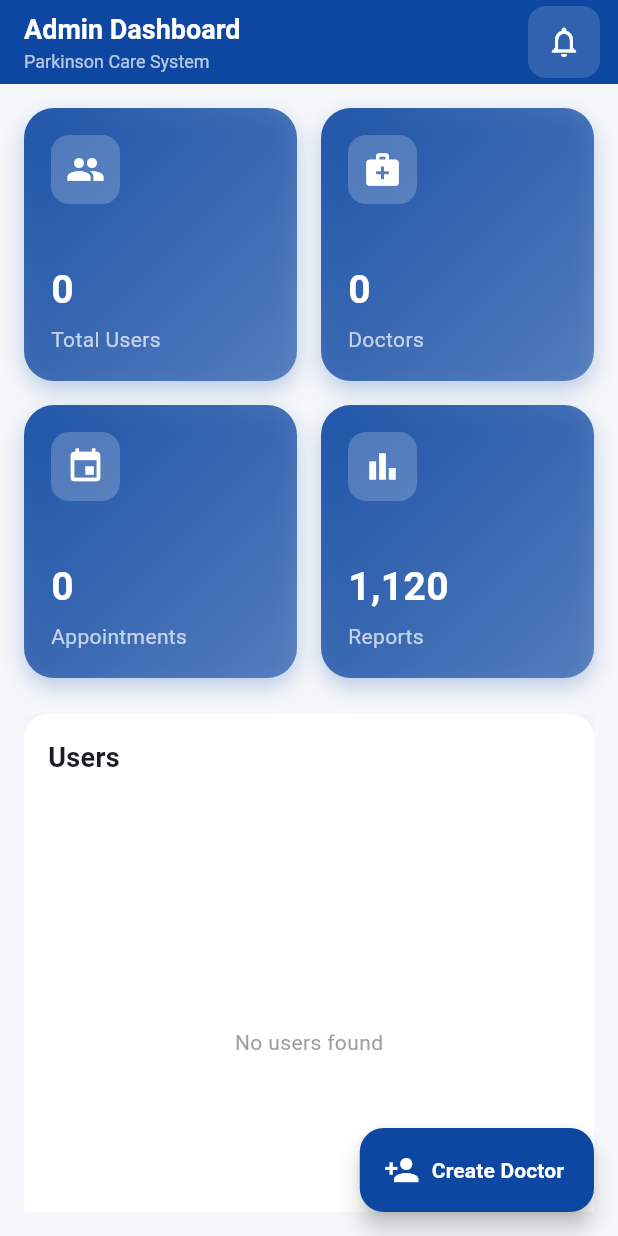
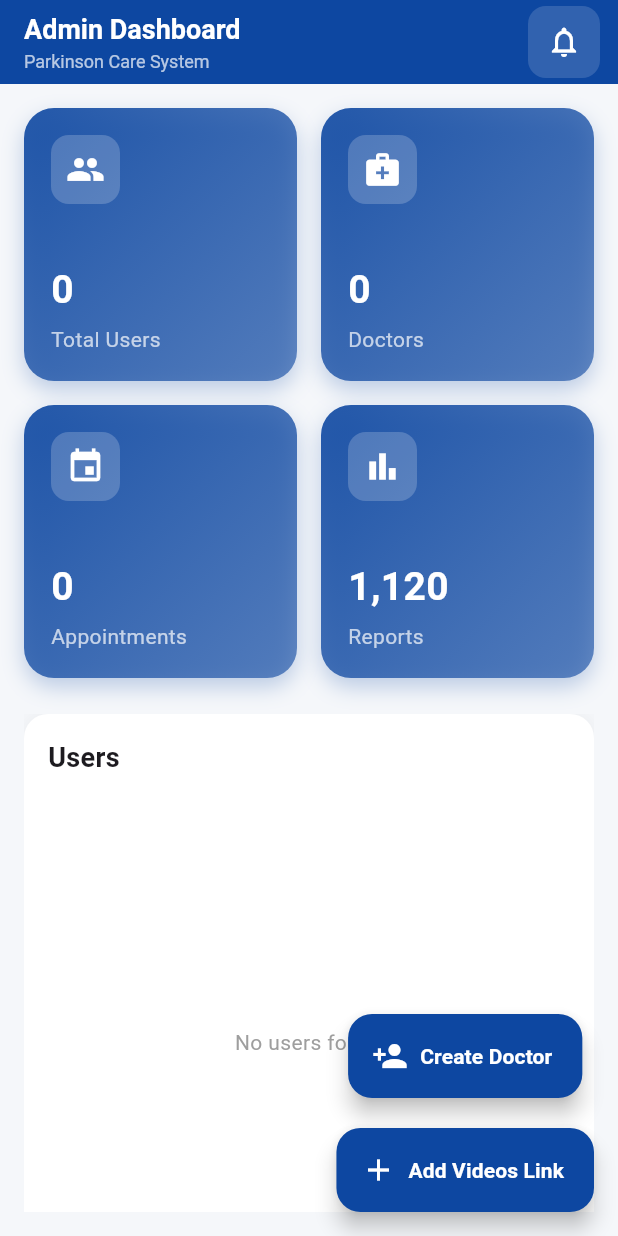
Before and after one commit to qusaijamous12/parkinson_admin, a Flutter app: the HomeScreen screen opened directly, on a phone screen of 412 x 824 dp. Run offline on Flutter 3.47's test engine with Material 3 defaults, Android fonts, the phone set to English and light mode, and no system bars; our stand-ins replace cloud_firestore, firebase_auth, firebase_core, fluttertoast, get, google_fonts and 1 more; missing offline and left inert: dart:html; accounts and stored records are empty; statements that could not run were skipped.

Commit message:
2/1/2025

```diff
--- a/lib/controller/login_controller.dart
+++ b/lib/controller/login_controller.dart
@@ -204,10 +204,53 @@ class LoginController extends GetxController{
 
 
 
+  final createVideoStatus=Rx<ApiStatus>(ApiStatus.initial);
+  Future<void> createVideoLink({required final String videoUrl,required final String title,required final String subscribtion,required final String notes})async{
+
+
+    try{
+      createAccountStatus(ApiStatus.loading);
+      final result=await _firebaseFireStore.collection('videos').add({
+        'video_url':videoUrl,
+        'title':title,
+        'subscribe':subscribtion,
+        'notes':notes
+      });
+      createAccountStatus(ApiStatus.success);
+
+    }catch(error){
+      Utils.printLog('Error When Create Video Link ${error.toString()}');
+      createAccountStatus(ApiStatus.failure);
+    }
+  }
+
+  final _videos=RxList<VideoModel>([]);
+  final getVideosStatus = Rx<ApiStatus>(ApiStatus.initial);
+
+  Future<void> getVideosLink() async {
+    try {
+      getVideosStatus(ApiStatus.loading);
+
+      final result = await _firebaseFireStore.collection('videos').get();
+
+      _videos
+        ..clear()
+        ..addAll(
+          result.docs.map((e) => VideoModel.fromJson(e.data())).toList(),
+        );
+
+      getVideosStatus(ApiStatus.success);
+    } catch (error) {
+      getVideosStatus(ApiStatus.failure);
+      Utils.printLog('Error When Get Videos ${error.toString()}');
+    }
+  }
+
 
   List<UserModel> get allUsers=>_allUser;
   List<UserModel> get allDoctors=>_allDoctors;
   List<AppointmentModel> get allAppointments=>_allAppointments;
+  List<VideoModel> get videos=>_videos;
 
 
 
--- a/lib/model/user_model.dart
+++ b/lib/model/user_model.dart
@@ -62,3 +62,22 @@ class AppointmentModel{
 
 
 }
+
+class VideoModel{
+  final String notes;
+  final String subscribe;
+  final String title;
+  final String videoUrl;
+
+  VideoModel({
+    required this.notes,
+    required this.subscribe,
+    required this.title,
+    required this.videoUrl
+});
+
+  factory VideoModel.fromJson(final Map<String,dynamic> json){
+    return VideoModel(notes: json['notes'], subscribe: json['subscribe'], title: json['title'], videoUrl: json['video_url']);
+  }
+
+}
--- a/lib/view/auth/admin_login_screen.dart
+++ b/lib/view/auth/admin_login_screen.dart
@@ -124,7 +124,7 @@ class _AdminLoginScreenState extends State<AdminLoginScreen> {
                           controller: _emailController,
                           style: ralewayStyle.copyWith(
                             fontWeight: FontWeight.w400,
-                            color: ColorManager.kPrimary,
+                            color: Colors.black,
                             fontSize: 12.0,
                           ),
 
@@ -167,7 +167,7 @@ class _AdminLoginScreenState extends State<AdminLoginScreen> {
 
                           style: ralewayStyle.copyWith(
                             fontWeight: FontWeight.w400,
-                            color: Colors.white,
+                            color: Colors.black,
                             fontSize: 12.0,
                           ),
                           obscureText: true,
--- a/lib/view/home_screen.dart
+++ b/lib/view/home_screen.dart
@@ -3,6 +3,7 @@ import 'package:get/get.dart';
 import 'package:parknson_admin/controller/login_controller.dart';
 import 'package:parknson_admin/shared/color_manager.dart';
 import 'package:parknson_admin/view/create_doctor_screen.dart';
+import 'package:parknson_admin/view/videos_link.dart';
 import 'package:redacted/redacted.dart';
 
 import '../model/user_model.dart';
@@ -110,7 +111,11 @@ class _HomeScreenState extends State<HomeScreen> {
           ],
         ),
       ),
-      floatingActionButton: FloatingActionButton.extended(
+      floatingActionButton: Column(
+        mainAxisAlignment: MainAxisAlignment.end,
+        spacing: 20,
+        children: [
+          FloatingActionButton.extended(
             backgroundColor: ColorManager.kPrimary,
             elevation: 6,
             icon: const Icon(Icons.person_add, color: Colors.white),
@@ -122,6 +127,21 @@ class _HomeScreenState extends State<HomeScreen> {
               ),
             ),
             onPressed: ()=>Get.to(()=>CreateDoctorScreen()),
+          ),
+          FloatingActionButton.extended(
+            backgroundColor: ColorManager.kPrimary,
+            elevation: 6,
+            icon: const Icon(Icons.add, color: Colors.white),
+            label: const Text(
+              'Add Videos Link',
+              style: TextStyle(
+                color: Colors.white,
+                fontWeight: FontWeight.w600,
+              ),
+            ),
+            onPressed: ()=>Get.to(()=>VideosLink()),
+          )
+        ],
       ),
     );
   }
```
Also changed, not shown: lib/view/videos_link.dart (added, +281 -0 lines). Lines whose indentation alone changed are shown as unchanged.
